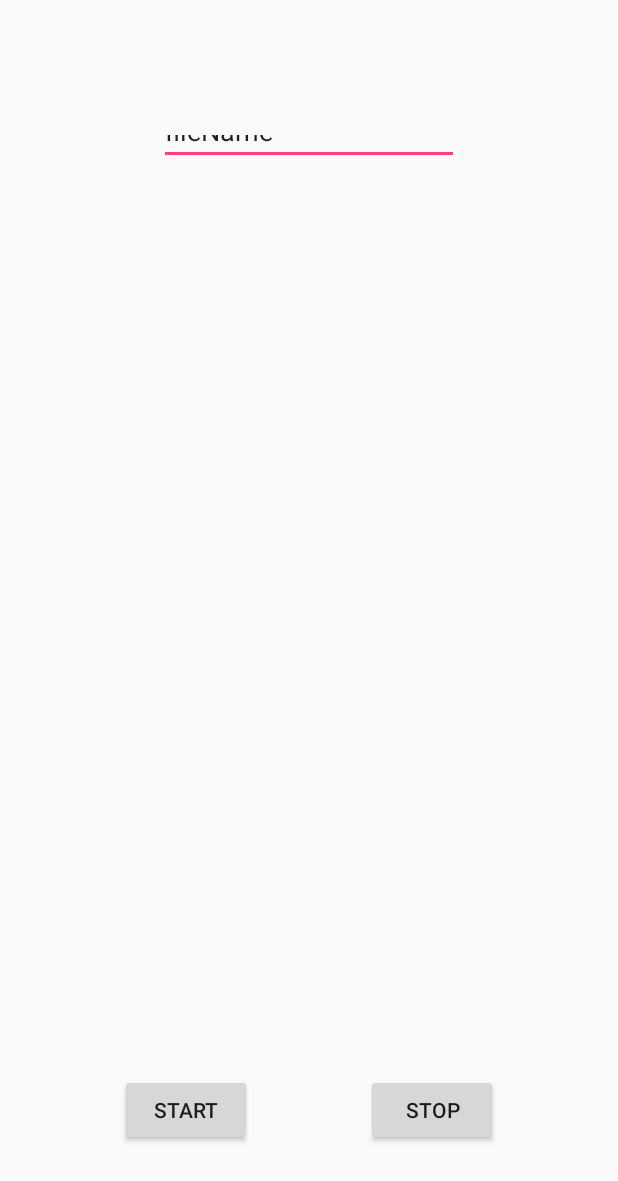
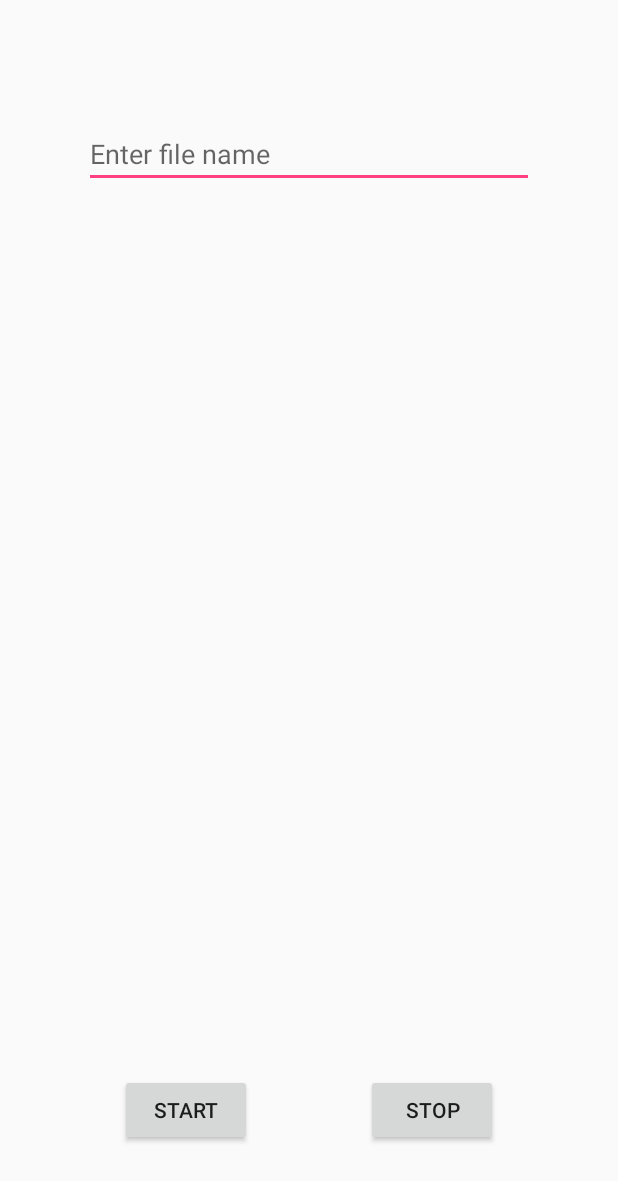
Before and after one commit to kayondomartin/RSSTrend, an Android app: the layout activity_main.xml on its own in the app's theme, with its tools: preview values and no code run, on a phone screen of 412 x 824 dp. Shown: the top 1181 px of the screen. Run offline under Robolectric (Android 15) with nearby library versions, the phone set to English and light mode, and no system bars.

Commit message:
added everything to commit

```diff
--- a/app/src/main/res/layout/activity_main.xml
+++ b/app/src/main/res/layout/activity_main.xml
@@ -8,10 +8,10 @@
 
 
     <EditText
-        android:layout_width="200dp"
-        android:layout_height="30dp"
+        android:layout_width="300dp"
+        android:layout_height="wrap_content"
         android:id="@+id/fileName_editText"
-        tools:text="fileName"
+        android:hint="Enter file name"
         app:layout_constraintRight_toRightOf="parent"
         app:layout_constraintLeft_toLeftOf="parent"
         app:layout_constraintTop_toTopOf="parent"
```
